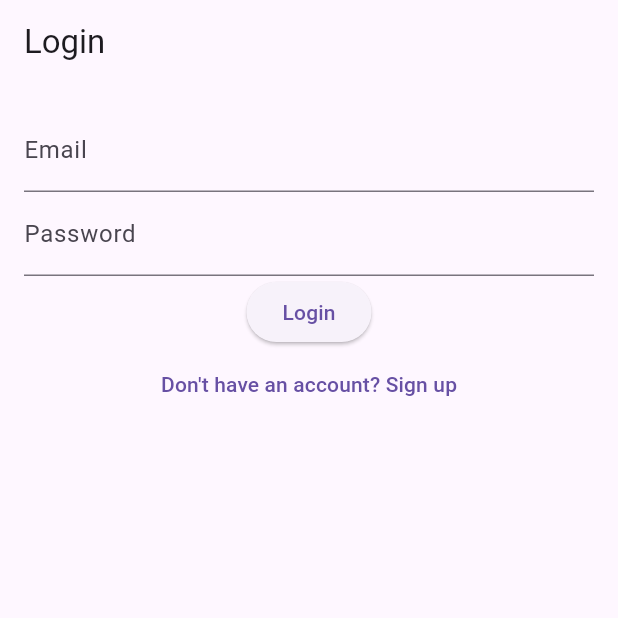
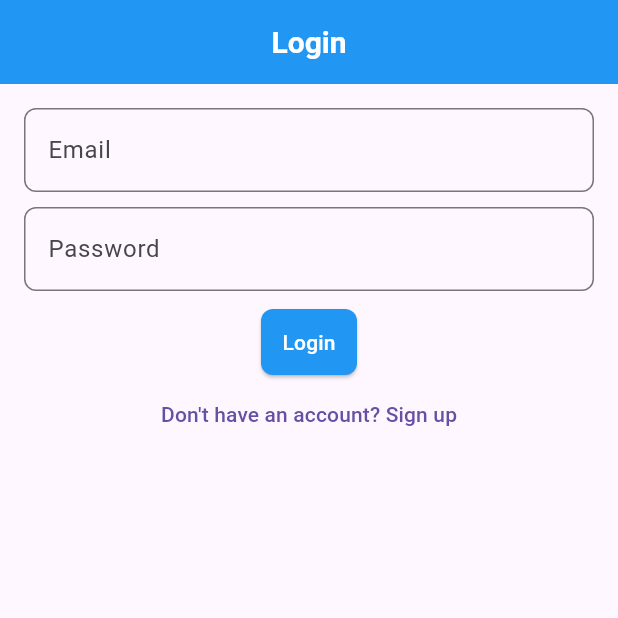
Before and after one commit to MRizk01/hediety, a Flutter app: the screen it shows after launch, on a phone screen of 412 x 824 dp, the top half of it. Run offline on Flutter 3.47's test engine with Material 3 defaults, Android fonts, the phone set to English and light mode, and no system bars; drawn by our look-alikes of overlay_support; our stand-ins replace cloud_firestore, connectivity_plus, firebase_auth, firebase_core, logger, sqflite; accounts and stored records are empty.

Commit message:
Added Some UI enhancements

```diff
--- /dev/null
+++ b/lib/theme.dart
@@ -0,0 +1,36 @@
+import 'package:flutter/material.dart';
+
+class AppTheme {
+  static ThemeData getTheme() {
+      return ThemeData(
+      primarySwatch: Colors.blue,
+      appBarTheme: const AppBarTheme(
+        backgroundColor: Colors.blue,
+        foregroundColor: Colors.white,
+          titleTextStyle: TextStyle(
+            fontSize: 20.0,
+            fontWeight: FontWeight.bold,
+            color: Colors.white,
+          ),
+          centerTitle: true,
+        ),
+          elevatedButtonTheme: ElevatedButtonThemeData(
+          style: ButtonStyle(
+            backgroundColor: MaterialStateProperty.all<Color>(Colors.blue),
+            foregroundColor: MaterialStateProperty.all<Color>(Colors.white),
+          padding: MaterialStateProperty.all<EdgeInsetsGeometry>(const EdgeInsets.all(12)),
+          shape: MaterialStateProperty.all<OutlinedBorder>(RoundedRectangleBorder(borderRadius: BorderRadius.circular(8))),
+        ),
+        ),
+      inputDecorationTheme: InputDecorationTheme(
+        border: OutlineInputBorder(
+          borderRadius: BorderRadius.circular(8),
+        ),
+        focusedBorder: OutlineInputBorder(
+          borderSide: const BorderSide(color: Colors.blue, width: 2.0),
+          borderRadius: BorderRadius.circular(8),
+        ),
+      ),
+    );
+  }
+}
```
Also changed, not shown: lib/custom_widgets.dart (added, +48 -0 lines), lib/main.dart (+141 -44 lines).
